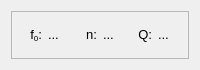
First picture: the form in app/designer/aux_widgets/zero_block.ui, repository grupo-tc-volcan/TP4, before the edit.
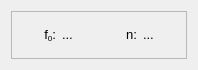
Second picture: the form after the edit.

What changed in the file:
```diff
--- a/app/designer/aux_widgets/zero_block.ui
+++ b/app/designer/aux_widgets/zero_block.ui
@@ -6,10 +6,16 @@
    <rect>
     <x>0</x>
     <y>0</y>
-    <width>200</width>
+    <width>198</width>
     <height>70</height>
    </rect>
   </property>
+  <property name="maximumSize">
+   <size>
+    <width>198</width>
+    <height>16777215</height>
+   </size>
+  </property>
   <property name="windowTitle">
    <string>Form</string>
   </property>
@@ -60,20 +66,6 @@
         </property>
        </widget>
       </item>
-      <item row="0" column="4">
-       <widget class="QLabel" name="label_4">
-        <property name="text">
-         <string>&lt;html&gt;&lt;head/&gt;&lt;body&gt;&lt;p align=&quot;right&quot;&gt;&lt;span style=&quot; font-size:10pt;&quot;&gt;Q:&lt;/span&gt;&lt;/p&gt;&lt;/body&gt;&lt;/html&gt;</string>
-        </property>
-       </widget>
-      </item>
-      <item row="0" column="5">
-       <widget class="QLabel" name="q_val">
-        <property name="text">
-         <string>&lt;html&gt;&lt;head/&gt;&lt;body&gt;&lt;p&gt;&lt;span style=&quot; font-size:10pt;&quot;&gt;...&lt;/span&gt;&lt;/p&gt;&lt;/body&gt;&lt;/html&gt;</string>
-        </property>
-       </widget>
-      </item>
      </layout>
     </widget>
    </item>
```
